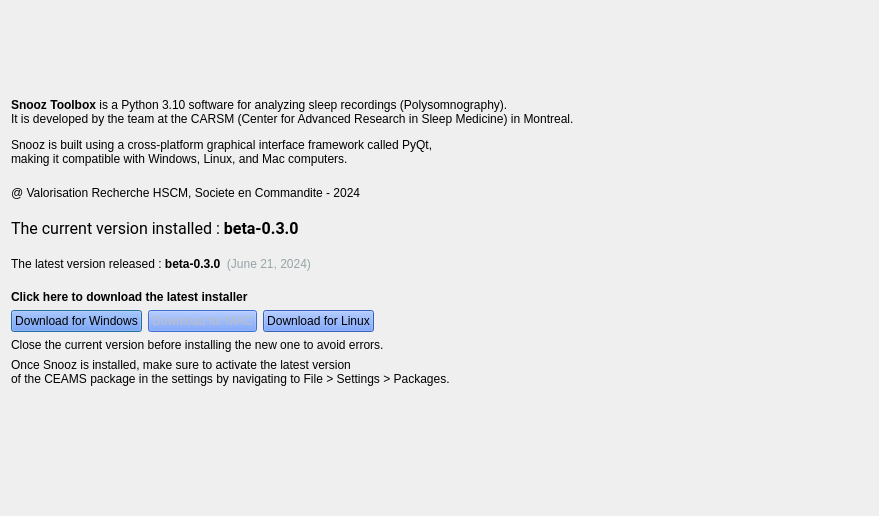
The window that src/main/python/ui/Ui_AboutDialog.ui (SnoozToolbox/snooz-toolbox) describes before a commit, drawn with Qt 5.
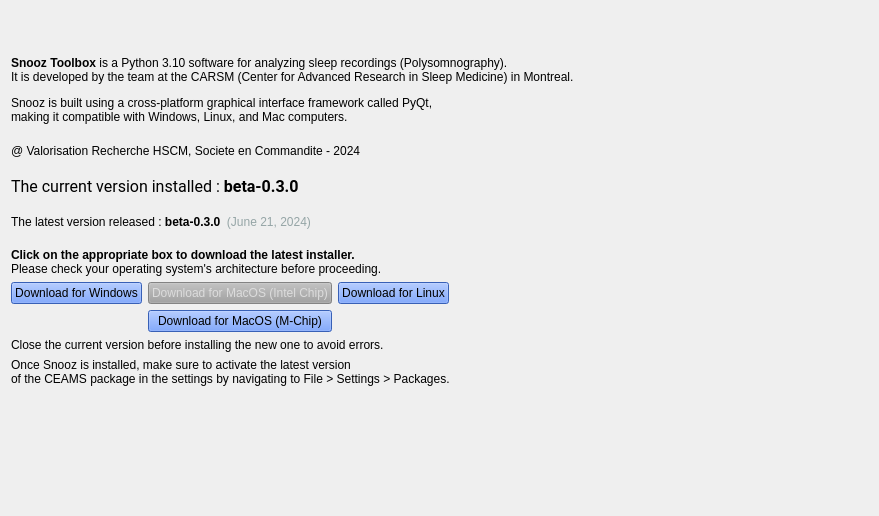
The same window after the commit. Icons and pictures are not drawn.

Commit message: Added buttons and fixed disabled state in About page

The edit to the form file:
```diff
--- a/src/main/python/ui/Ui_AboutDialog.ui
+++ b/src/main/python/ui/Ui_AboutDialog.ui
@@ -41,7 +41,6 @@
       <font>
        <family>Roboto</family>
        <pointsize>12</pointsize>
-       <weight>50</weight>
        <italic>false</italic>
        <bold>false</bold>
       </font>
@@ -111,7 +110,6 @@
       <font>
        <family>Roboto</family>
        <pointsize>12</pointsize>
-       <weight>50</weight>
        <italic>false</italic>
        <bold>false</bold>
       </font>
@@ -160,49 +158,36 @@
      </property>
     </spacer>
    </item>
-   <item>
+   <item alignment="Qt::AlignmentFlag::AlignBottom">
     <widget class="QLabel" name="label_4">
      <property name="text">
-      <string>&lt;html&gt;&lt;head/&gt;&lt;body&gt;&lt;p&gt;&lt;span style=&quot; font-weight:600;&quot;&gt;Click here to download the latest installer &lt;/span&gt;&lt;/p&gt;&lt;/body&gt;&lt;/html&gt;</string>
+      <string>&lt;html&gt;&lt;head/&gt;&lt;body&gt;&lt;p&gt;&lt;span style=&quot; font-weight:600;&quot;&gt;Click on the appropriate box to download the latest installer.&lt;br/&gt;&lt;/span&gt;&lt;span style=&quot; font-size:9pt;&quot;&gt;Please check your operating system's architecture before proceeding.&lt;/span&gt;&lt;/p&gt;&lt;/body&gt;&lt;/html&gt;</string>
      </property>
     </widget>
    </item>
    <item>
-    <layout class="QHBoxLayout" name="horizontalLayout">
-     <item>
-      <widget class="QPushButton" name="pushButton_windows">
-       <property name="styleSheet">
-        <string notr="true">background-color: rgb(78, 134, 255);</string>
-       </property>
-       <property name="text">
-        <string>Download for Windows</string>
-       </property>
-      </widget>
-     </item>
-     <item>
-      <widget class="QPushButton" name="pushButton_mac">
+    <layout class="QGridLayout" name="gridLayout_2">
+     <item row="0" column="1">
+      <widget class="QPushButton" name="pushButton_mac_intel">
        <property name="enabled">
         <bool>false</bool>
        </property>
        <property name="styleSheet">
-        <string notr="true">background-color: rgb(78, 134, 255);</string>
+        <string notr="true">QPushButton {
+background-color: rgb(78, 134, 255);
+}
+
+QPushButton:disabled {
+    background-color: rgb(160, 160, 160);
+    color: rgb(220, 220, 220);
+}</string>
        </property>
        <property name="text">
-        <string>Download for MAC</string>
+        <string>Download for MacOS (Intel Chip)</string>
        </property>
       </widget>
      </item>
-     <item>
-      <widget class="QPushButton" name="pushButton_linux">
-       <property name="styleSheet">
-        <string notr="true">background-color: rgb(78, 134, 255);</string>
-       </property>
-       <property name="text">
-        <string>Download for Linux</string>
-       </property>
-      </widget>
-     </item>
-     <item>
+     <item row="0" column="4">
       <spacer name="horizontalSpacer">
        <property name="orientation">
         <enum>Qt::Horizontal</enum>
@@ -215,6 +200,57 @@
        </property>
       </spacer>
      </item>
+     <item row="0" column="0">
+      <widget class="QPushButton" name="pushButton_windows">
+       <property name="styleSheet">
+        <string notr="true">QPushButton {
+background-color: rgb(78, 134, 255);
+}
+
+QPushButton:disabled {
+    background-color: rgb(160, 160, 160);
+    color: rgb(220, 220, 220);
+}</string>
+       </property>
+       <property name="text">
+        <string>Download for Windows</string>
+       </property>
+      </widget>
+     </item>
+     <item row="1" column="1">
+      <widget class="QPushButton" name="pushButton_mac_arm">
+       <property name="styleSheet">
+        <string notr="true">QPushButton {
+background-color: rgb(78, 134, 255);
+}
+
+QPushButton:disabled {
+    background-color: rgb(160, 160, 160);
+    color: rgb(220, 220, 220);
+}</string>
+       </property>
+       <property name="text">
+        <string>Download for MacOS (M-Chip)</string>
+       </property>
+      </widget>
+     </item>
+     <item row="0" column="2">
+      <widget class="QPushButton" name="pushButton_linux">
+       <property name="styleSheet">
+        <string notr="true">QPushButton {
+background-color: rgb(78, 134, 255);
+}
+
+QPushButton:disabled {
+    background-color: rgb(160, 160, 160);
+    color: rgb(220, 220, 220);
+}</string>
+       </property>
+       <property name="text">
+        <string>Download for Linux</string>
+       </property>
+      </widget>
+     </item>
     </layout>
    </item>
    <item>
```
Left out of the diff: 73 changed lines with no effect on the pictures. The commit also changes 2 other files.
